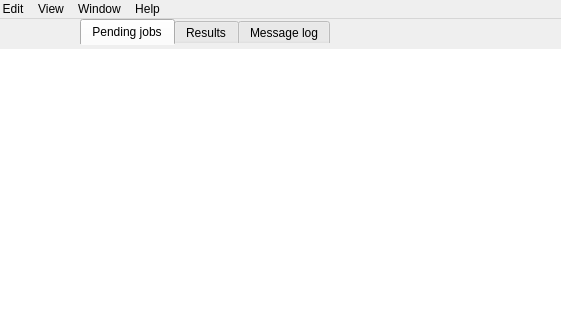
Qt form customxepr/gui/manager_window_macos.ui (OE-FET/customxepr) before a commit; both pictures show x 123 to 684 and y 0 to 320 of the 807 by 664 pixel window.
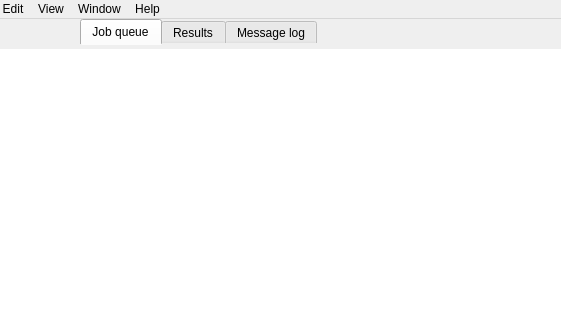
The same form after that commit.

Commit message:
renamed "Pending jobs" tab to "Job queue"
this is more accurate since it retains already completed jobs

What changed in the file:
```diff
--- a/customxepr/gui/manager_window_macos.ui
+++ b/customxepr/gui/manager_window_macos.ui
@@ -111,7 +111,7 @@
       </property>
       <widget class="QWidget" name="tab_1">
        <attribute name="title">
-        <string>Pending jobs</string>
+        <string>Job queue</string>
        </attribute>
        <layout class="QGridLayout" name="gridLayout_4">
         <property name="leftMargin">
```
The commit also changes 1 other file.
